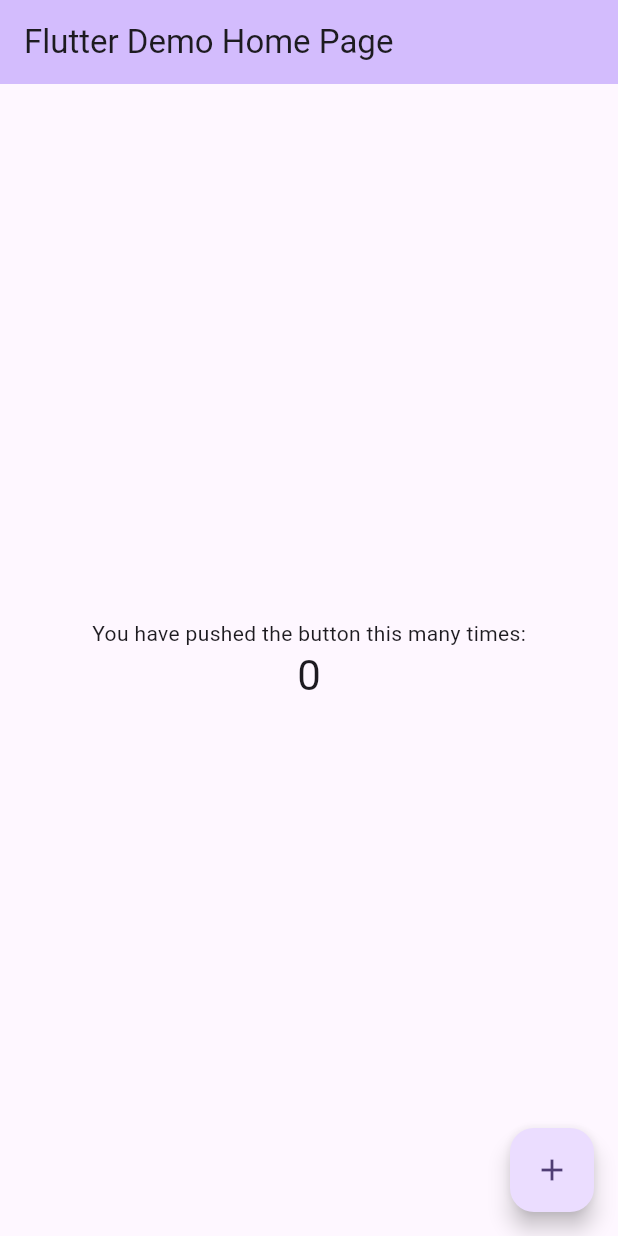
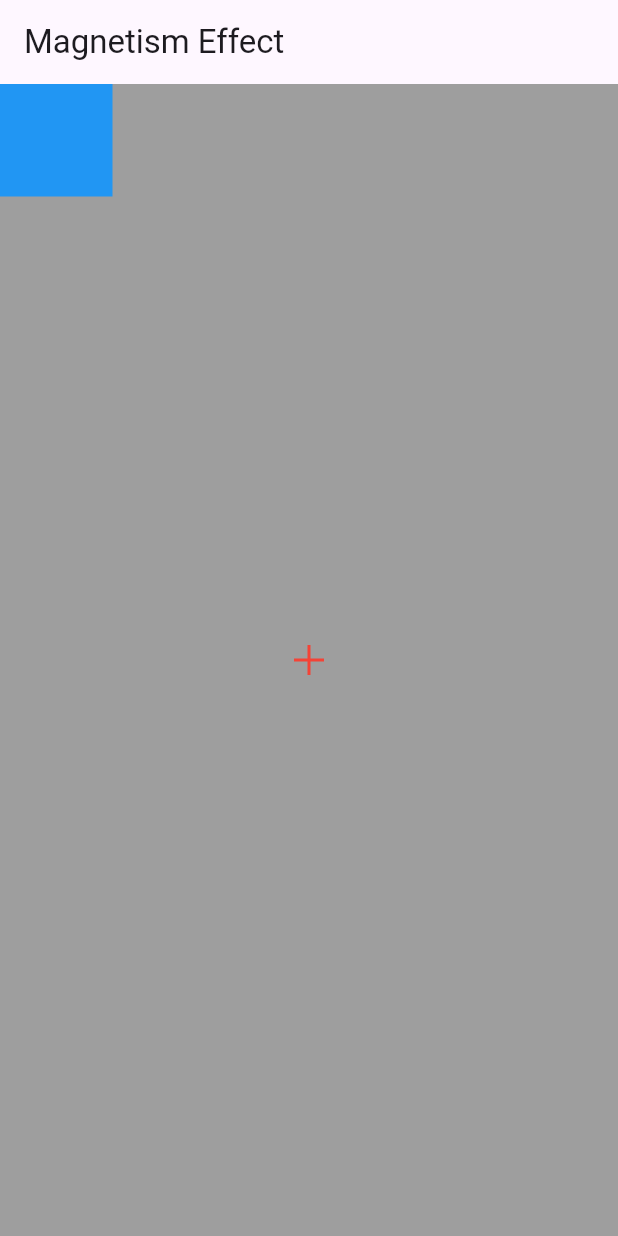
Before and after one commit to fortinjoffrey/flutter_basics_samples, a Flutter app: the screen it shows after launch, on a phone screen of 412 x 824 dp. Run offline on Flutter 3.47's test engine with Material 2 defaults, Android fonts, the phone set to English and light mode, and no system bars.

Commit message:
Implement magnetism effet to center lines

```diff
--- /dev/null
+++ b/lib/magnetism_demo_using_delta.dart
@@ -0,0 +1,194 @@
+import 'package:flutter/material.dart';
+import 'package:flutter/services.dart';
+
+class MagnetismDemoUsingDelta extends StatefulWidget {
+  const MagnetismDemoUsingDelta({super.key});
+
+  @override
+  // ignore: library_private_types_in_public_api
+  _MagnetismDemoUsingDeltaState createState() => _MagnetismDemoUsingDeltaState();
+}
+
+class _MagnetismDemoUsingDeltaState extends State<MagnetismDemoUsingDelta> {
+  final widgetKey = GlobalKey();
+  static const double distanceThreshold = 2;
+  static const double unsnapThreshold = 20;
+  static const double deltaToSnapTheshold = 1;
+  double widgetLeft = 0;
+  double widgetTop = 0;
+  bool verticallySnapped = false;
+  bool horizontallySnapped = false;
+  Offset fingerPosition = Offset.zero;
+  Offset lastSnappedFingerPosition = Offset.zero;
+  late double stackHeight;
+  late double stackWidth;
+  bool canShowVerticalLine = false;
+  bool canShowHorizontalLine = false;
+
+  @override
+  Widget build(BuildContext context) {
+    return Scaffold(
+      appBar: AppBar(
+        title: const Text('Magnetism Effect'),
+      ),
+      body: Listener(
+        onPointerMove: (event) {
+          fingerPosition = event.position;
+
+          final dyDiff = (fingerPosition.dy - lastSnappedFingerPosition.dy);
+          final dxDiff = (fingerPosition.dx - lastSnappedFingerPosition.dx);
+
+          if (verticallySnapped && dyDiff.abs() > unsnapThreshold) {
+            setState(() {
+              verticallySnapped = false;
+              widgetTop = dyDiff > 0 ? widgetTop + distanceThreshold : widgetTop - distanceThreshold;
+            });
+          }
+          if (horizontallySnapped && dxDiff.abs() > unsnapThreshold) {
+            setState(() {
+              horizontallySnapped = false;
+              widgetLeft = dxDiff > 0 ? widgetLeft + distanceThreshold : widgetLeft - distanceThreshold;
+            });
+          }
+        },
+        child: Column(
+          children: [
+            Expanded(
+              child: Container(
+                color: Colors.grey,
+                child: LayoutBuilder(builder: (context, constraints) {
+                  stackHeight = constraints.maxHeight;
+                  stackWidth = constraints.maxWidth;
+
+                  return Stack(
+                    fit: StackFit.expand,
+                    children: [
+                      Positioned(
+                        left: widgetLeft,
+                        top: widgetTop,
+                        child: GestureDetector(
+                          onTap: () {},
+                          onPanStart: (details) {
+                            setState(() {
+                              canShowHorizontalLine = true;
+                              canShowVerticalLine = true;
+                            });
+                          },
+                          onPanEnd: (details) {
+                            setState(() {
+                              canShowHorizontalLine = false;
+                              canShowVerticalLine = false;
+                            });
+                          },
+                          onPanUpdate: (details) {
+                            if (verticallySnapped && horizontallySnapped) return;
+
+                            setState(() {
+                              if (!verticallySnapped) {
+                                widgetTop += details.delta.dy;
+                              }
+                              if (!horizontallySnapped) {
+                                widgetLeft += details.delta.dx;
+                              }
+
+                              checkForSnap(
+                                height: constraints.maxHeight,
+                                width: constraints.maxWidth,
+                                deltaDy: details.delta.dy,
+                                deltaDx: details.delta.dx,
+                                widgetKey: widgetKey,
+                              );
+                            });
+                          },
+                          child: Container(
+                            key: widgetKey,
+                            width: 75,
+                            height: 75,
+                            color: Colors.blue,
+                          ),
+                        ),
+                      ),
+                      Align(
+                          alignment: Alignment.center,
+                          child: Container(
+                            width: 2,
+                            height: 20,
+                            color: Colors.red,
+                          )),
+                      Align(
+                          alignment: Alignment.center,
+                          child: Container(
+                            width: 20,
+                            height: 2,
+                            color: Colors.red,
+                          )),
+                      if (verticallySnapped && canShowVerticalLine)
+                        Align(
+                            alignment: Alignment.center,
+                            child: Container(
+                              width: MediaQuery.of(context).size.width,
+                              height: 1,
+                              color: Colors.green,
+                            )),
+                      if (horizontallySnapped && canShowHorizontalLine)
+                        Align(
+                            alignment: Alignment.center,
+                            child: Container(
+                              width: 1,
+                              height: MediaQuery.of(context).size.height,
+                              color: Colors.green,
+                            ))
+                    ],
+                  );
+                }),
+              ),
+            ),
+          ],
+        ),
+      ),
+    );
+  }
+
+  // get widget size from key
+  Size? getSizeFromKey(GlobalKey key) {
+    final RenderBox? renderBox = key.currentContext?.findRenderObject() as RenderBox?;
+    return renderBox?.size;
+  }
+
+  void checkForSnap({
+    required double height,
+    required double width,
+    required double deltaDy,
+    required double deltaDx,
+    required GlobalKey widgetKey,
+  }) {
+    final widgetSize = getSizeFromKey(widgetKey);
+    if (widgetSize == null) return;
+
+    final widgetCenterDy = widgetTop + widgetSize.height / 2;
+    final widgetCenterDx = widgetLeft + widgetSize.width / 2;
+    final widgetCenter = Offset(widgetCenterDx, widgetCenterDy);
+    final center = Offset(width / 2, height / 2);
+    final verticalDistance = (widgetCenter - center).dy.abs();
+    final horizontalDistance = (widgetCenter - center).dx.abs();
+
+    if (!verticallySnapped && verticalDistance < distanceThreshold && deltaDy.abs() < deltaToSnapTheshold) {
+      setState(() {
+        widgetTop = center.dy - widgetSize.height / 2;
+
+        HapticFeedback.mediumImpact();
+        verticallySnapped = true;
+        lastSnappedFingerPosition = Offset(lastSnappedFingerPosition.dx, fingerPosition.dy);
+      });
+    }
+
+    if (!horizontallySnapped && horizontalDistance < distanceThreshold && deltaDx.abs() < deltaToSnapTheshold) {
+      setState(() {
+        widgetLeft = center.dx - widgetSize.width / 2;
+        HapticFeedback.mediumImpact();
+        horizontallySnapped = true;
+        lastSnappedFingerPosition = Offset(fingerPosition.dx, lastSnappedFingerPosition.dy);
+      });
+    }
+  }
+}
--- a/lib/main.dart
+++ b/lib/main.dart
@@ -1,4 +1,5 @@
 import 'package:flutter/material.dart';
+import 'package:flutter_basics_samples/magnetism_demo_using_delta.dart';
 
 void main() {
   runApp(const MyApp());
@@ -15,55 +16,7 @@ class MyApp extends StatelessWidget {
         colorScheme: ColorScheme.fromSeed(seedColor: Colors.deepPurple),
         useMaterial3: true,
       ),
-      home: const MyHomePage(title: 'Flutter Demo Home Page'),
+      home: const MagnetismDemoUsingDelta()
     );
   }
 }
-
-class MyHomePage extends StatefulWidget {
-  const MyHomePage({super.key, required this.title});
-
-  final String title;
-
-  @override
-  State<MyHomePage> createState() => _MyHomePageState();
-}
-
-class _MyHomePageState extends State<MyHomePage> {
-  int _counter = 0;
-
-  void _incrementCounter() {
-    setState(() {
-      _counter++;
-    });
-  }
-
-  @override
-  Widget build(BuildContext context) {
-    return Scaffold(
-      appBar: AppBar(
-        backgroundColor: Theme.of(context).colorScheme.inversePrimary,
-        title: Text(widget.title),
-      ),
-      body: Center(
-        child: Column(
-          mainAxisAlignment: MainAxisAlignment.center,
-          children: <Widget>[
-            const Text(
-              'You have pushed the button this many times:',
-            ),
-            Text(
-              '$_counter',
-              style: Theme.of(context).textTheme.headlineMedium,
-            ),
-          ],
-        ),
-      ),
-      floatingActionButton: FloatingActionButton(
-        onPressed: _incrementCounter,
-        tooltip: 'Increment',
-        child: const Icon(Icons.add),
-      ),
-    );
-  }
-}
```
